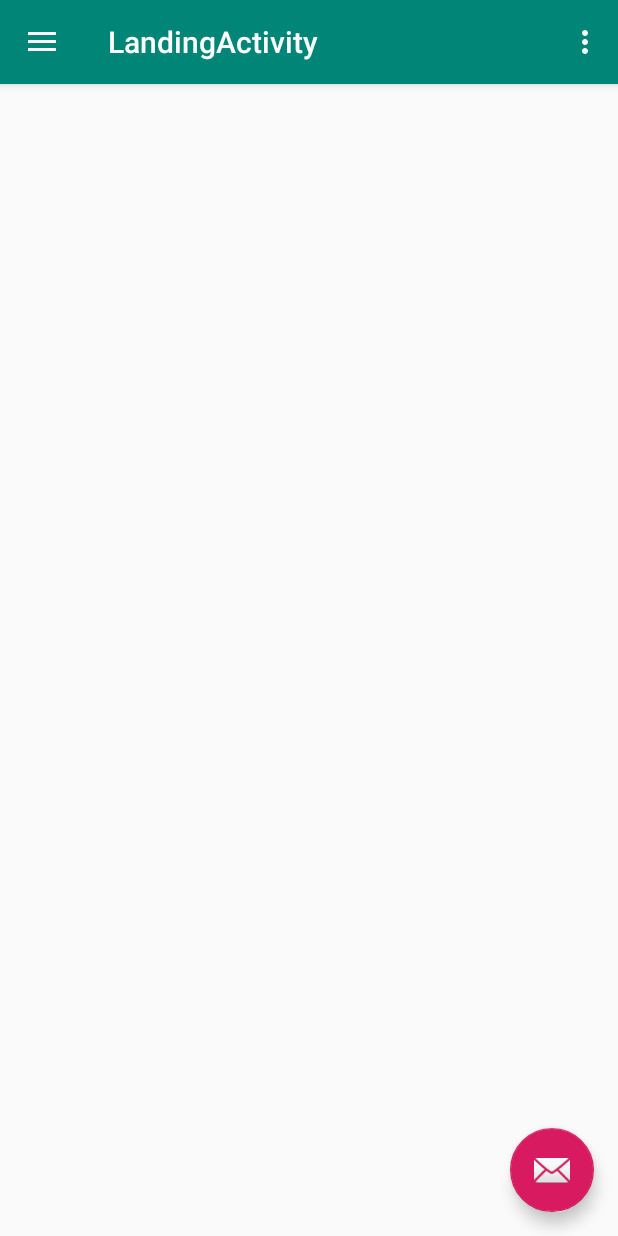
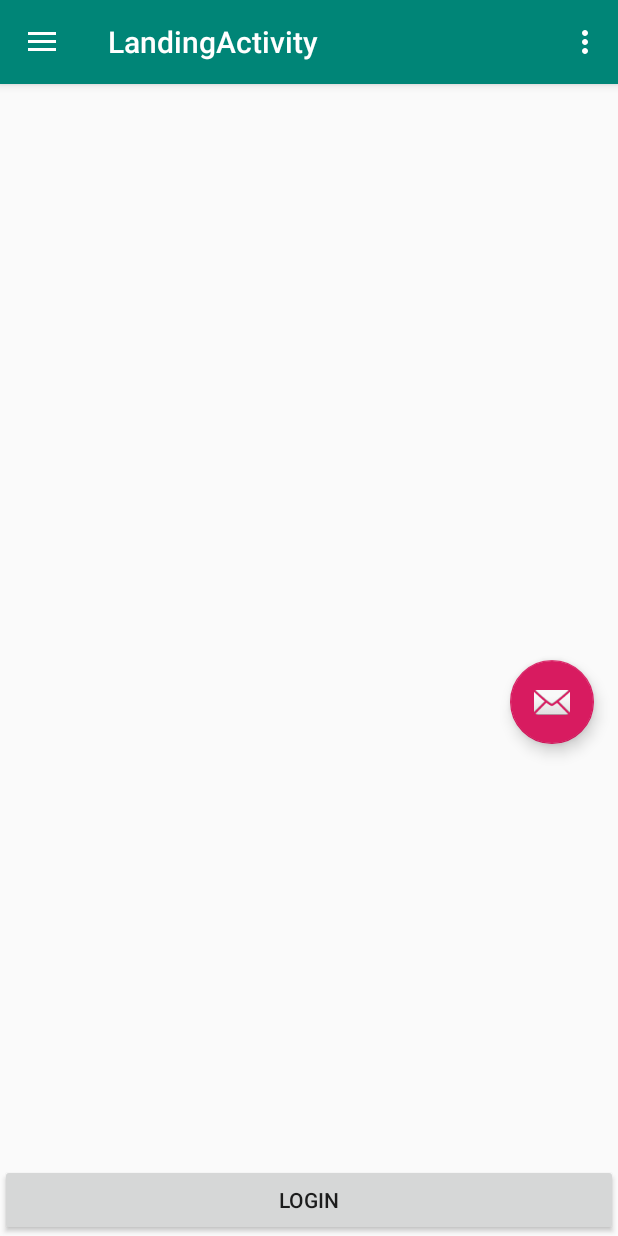
Before and after one commit to wongyp1998/SmartB, an Android app: the screen it shows after launch (LandingActivity), on a phone screen of 412 x 824 dp. Run offline under Robolectric (Android 15) with nearby library versions, the phone set to English and light mode, and no system bars.

```diff
--- a/app/src/main/res/layout/app_bar_landing.xml
+++ b/app/src/main/res/layout/app_bar_landing.xml
@@ -20,7 +20,9 @@
 
     </android.support.design.widget.AppBarLayout>
 
-    <include layout="@layout/content_landing" />
+    <include
+        android:id="@+id/include3"
+        layout="@layout/content_landing" />
 
     <android.support.design.widget.FloatingActionButton
         android:id="@+id/fab"
@@ -28,6 +30,16 @@
         android:layout_height="wrap_content"
         android:layout_gravity="bottom|end"
         android:layout_margin="@dimen/fab_margin"
+        app:layout_anchor="@+id/include3"
+        app:layout_anchorGravity="right|center"
         app:srcCompat="@android:drawable/ic_dialog_email" />
 
+    <Button
+        android:id="@+id/btnLogin"
+        android:layout_width="match_parent"
+        android:layout_height="wrap_content"
+        android:text="Login"
+        app:layout_anchor="@+id/include3"
+        app:layout_anchorGravity="bottom|center" />
+
 </android.support.design.widget.CoordinatorLayout>
```
Also changed, not shown: app/src/main/AndroidManifest.xml (+7 -6 lines), app/src/main/java/my/edu/tarc/smartb/LoginActivity.java (added, +13 -0 lines), app/src/main/res/layout/activity_login.xml (added, +9 -0 lines), app/src/main/res/values/strings.xml (+13 -0 lines).
